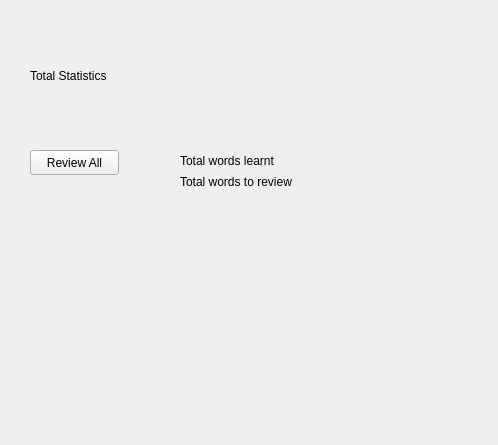
This is src/gui/total_stats_widget.ui in tombranfield/spaced_repeating_vocabulary as Qt 5 draws it before an edit. The edited form follows.
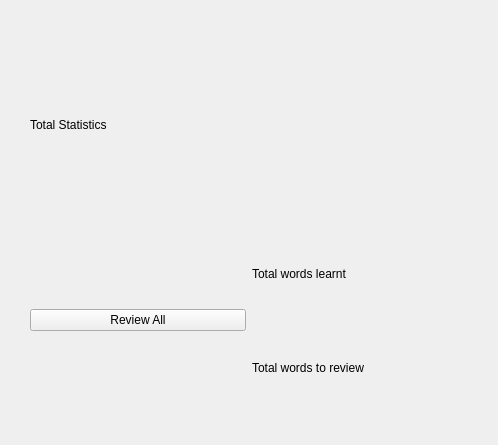
This is the edited form.

Commit message: Widget layout padding and title label stylesheet tweaks

Patch:
```diff
--- a/src/gui/total_stats_widget.ui
+++ b/src/gui/total_stats_widget.ui
@@ -14,41 +14,41 @@
    <string>MainWindow</string>
   </property>
   <widget class="QWidget" name="centralwidget">
+   <layout class="QVBoxLayout" name="verticalLayout_3">
+    <property name="spacing">
+     <number>6</number>
+    </property>
+    <property name="leftMargin">
+     <number>30</number>
+    </property>
+    <property name="topMargin">
+     <number>30</number>
+    </property>
+    <property name="rightMargin">
+     <number>30</number>
+    </property>
+    <property name="bottomMargin">
+     <number>30</number>
+    </property>
+    <item>
+     <layout class="QVBoxLayout" name="verticalLayout_2">
+      <item>
    <widget class="QLabel" name="title_label">
-    <property name="geometry">
-     <rect>
-      <x>30</x>
-      <y>40</y>
-      <width>221</width>
-      <height>71</height>
-     </rect>
-    </property>
     <property name="text">
      <string>Total Statistics</string>
     </property>
    </widget>
+      </item>
+      <item>
+       <layout class="QHBoxLayout" name="horizontalLayout">
+        <item>
    <widget class="QPushButton" name="review_all_button">
-    <property name="geometry">
-     <rect>
-      <x>30</x>
-      <y>150</y>
-      <width>89</width>
-      <height>25</height>
-     </rect>
-    </property>
     <property name="text">
      <string>Review All</string>
     </property>
    </widget>
-   <widget class="QWidget" name="">
-    <property name="geometry">
-     <rect>
-      <x>180</x>
-      <y>150</y>
-      <width>149</width>
-      <height>42</height>
-     </rect>
-    </property>
+        </item>
+        <item>
     <layout class="QVBoxLayout" name="verticalLayout">
      <property name="spacing">
       <number>0</number>
@@ -68,7 +68,12 @@
       </widget>
      </item>
     </layout>
-   </widget>
+        </item>
+       </layout>
+      </item>
+     </layout>
+    </item>
+   </layout>
   </widget>
  </widget>
  <resources/>
```
Lines whose indentation alone changed are shown as unchanged. The commit also changes 3 other files.
